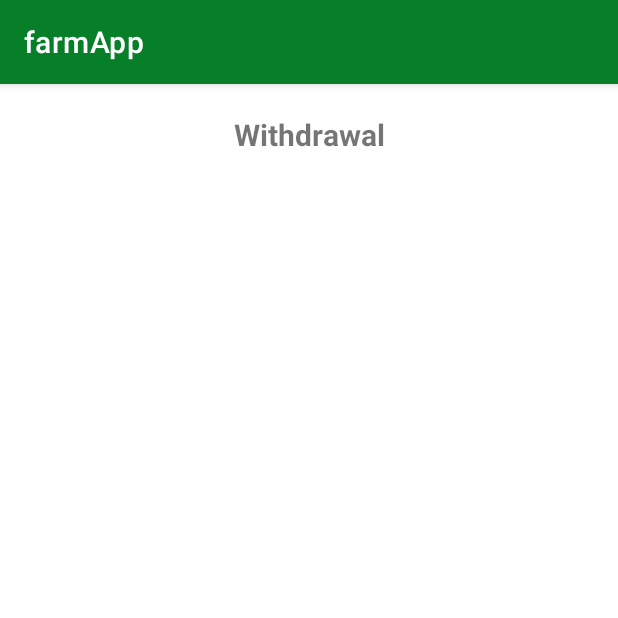
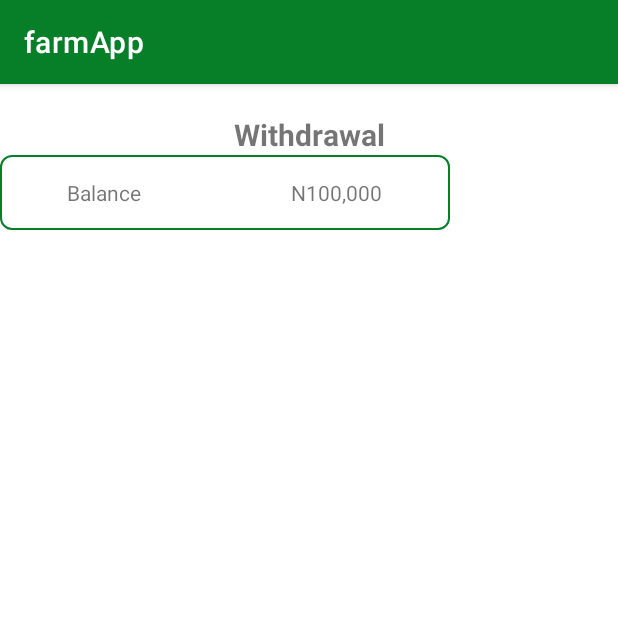
Before and after one commit to amrahsali/farmApp, an Android app: the WithdrawActivity screen opened directly, with no data from a screen before it, on a phone screen of 412 x 824 dp, the top half of it. Run offline under Robolectric (Android 15) with nearby library versions, the light colour scheme and no system bars.

Commit message:
withdraw

```diff
--- a/app/src/main/res/layout/activity_withdraw.xml
+++ b/app/src/main/res/layout/activity_withdraw.xml
@@ -4,6 +4,7 @@
     xmlns:tools="http://schemas.android.com/tools"
     android:layout_width="match_parent"
     android:layout_height="match_parent"
+    android:orientation="vertical"
     tools:context=".WithdrawActivity">
 
     <TextView
@@ -15,8 +16,24 @@
         android:textStyle="bold"
         android:textSize="20sp"/>
     <LinearLayout
-        android:layout_width="match_parent"
-        android:layout_height="wrap_content">
+        android:layout_width="300dp"
+        android:layout_height="50dp"
+        android:background="@drawable/boarder_bg"
+        android:gravity="center"
+        android:orientation="horizontal">
+    <TextView
+        android:layout_width="wrap_content"
+        android:layout_height="wrap_content"
+        android:text="Balance"/>
+
+        <Space
+            android:layout_width="100dp"
+            android:layout_height="wrap_content"/>
+
+        <TextView
+            android:layout_width="wrap_content"
+            android:layout_height="wrap_content"
+            android:text="N100,000"/>
 
 
 
```
